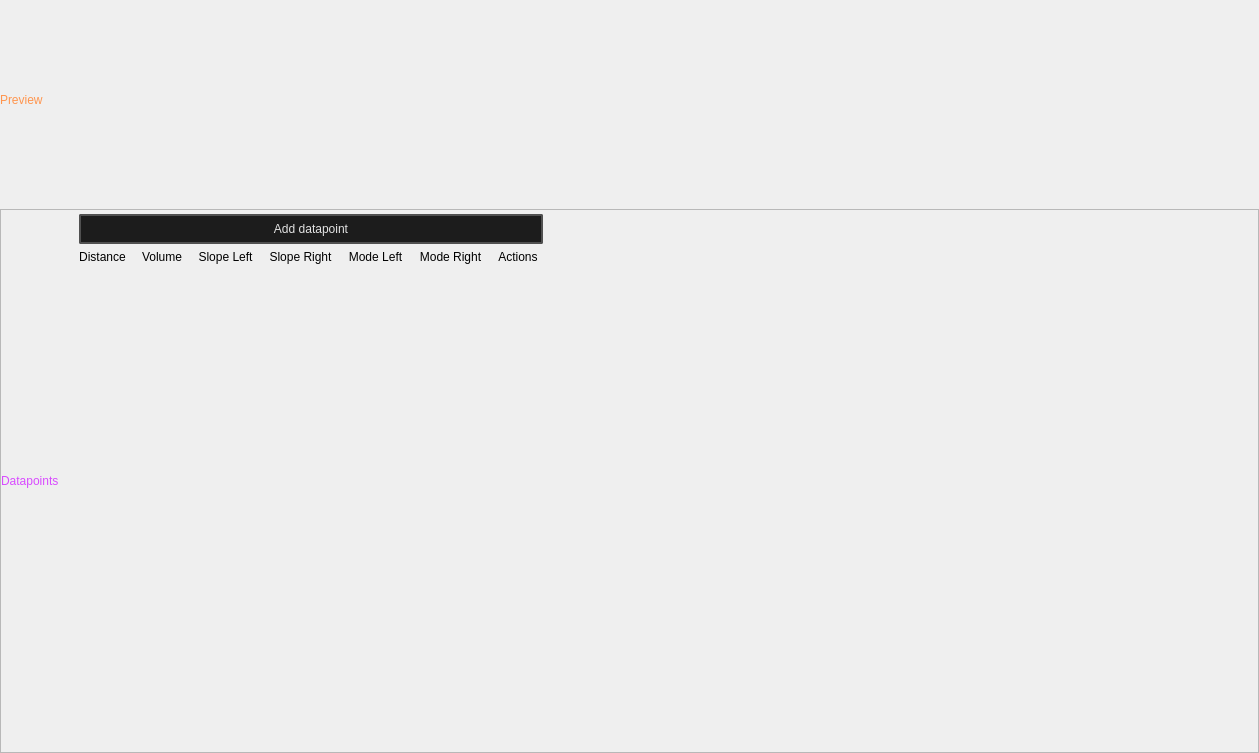
First picture: the form in src/soundevent_editor/property/curve/main.ui, repository dertwist/Hammer5Tools, before the edit.
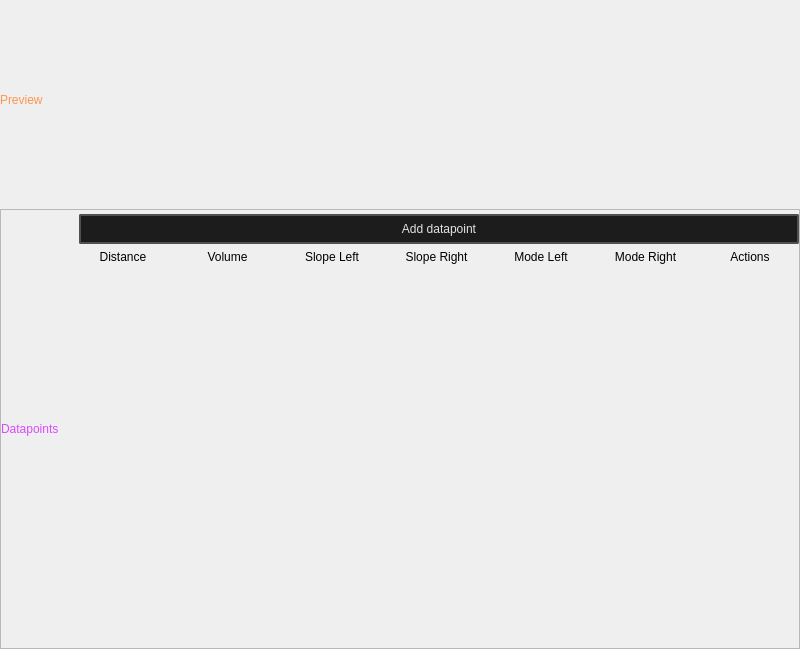
Second picture: the form after the edit. Icons and pictures are not drawn.

The edit to the form file:
```diff
--- a/src/soundevent_editor/property/curve/main.ui
+++ b/src/soundevent_editor/property/curve/main.ui
@@ -6,8 +6,8 @@
    <rect>
     <x>0</x>
     <y>0</y>
-    <width>1259</width>
-    <height>753</height>
+    <width>800</width>
+    <height>649</height>
    </rect>
   </property>
   <property name="minimumSize">
@@ -469,19 +469,6 @@
           </item>
          </layout>
         </item>
-        <item>
-         <spacer name="horizontalSpacer">
-          <property name="orientation">
-           <enum>Qt::Orientation::Horizontal</enum>
-          </property>
-          <property name="sizeHint" stdset="0">
-           <size>
-            <width>40</width>
-            <height>20</height>
-           </size>
-          </property>
-         </spacer>
-        </item>
        </layout>
       </widget>
      </item>
```
